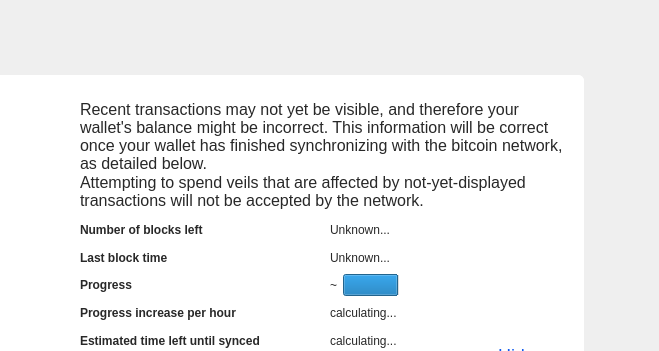
First picture: the form in src/qt/forms/modaloverlay.ui, repository Veil-Project/veil, before the edit; both pictures show x 141 to 800 and y 0 to 351 of the 800 by 450 pixel window.
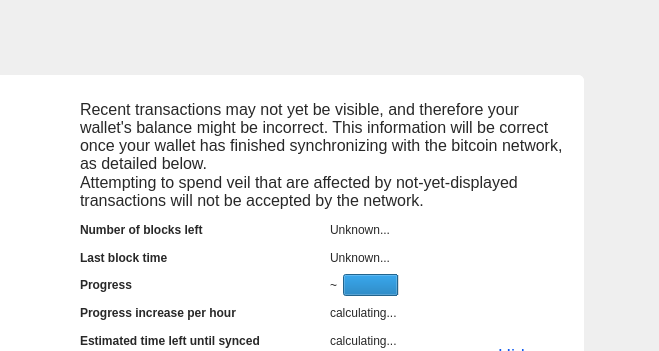
Second picture: the form after the edit. Icons and pictures are not drawn. Custom widgets are drawn as their Qt base class.

Commit message: Transaction Detail (#171)

What changed in the file:
```diff
--- a/src/qt/forms/modaloverlay.ui
+++ b/src/qt/forms/modaloverlay.ui
@@ -191,7 +191,7 @@
                    <string notr="true">font-size:16px;</string>
                   </property>
                   <property name="text">
-                   <string>Attempting to spend veils that are affected by not-yet-displayed transactions will not be accepted by the network.</string>
+                   <string>Attempting to spend veil that are affected by not-yet-displayed transactions will not be accepted by the network.</string>
                   </property>
                   <property name="textFormat">
                    <enum>Qt::RichText</enum>
```
The commit also changes 26 other files.
